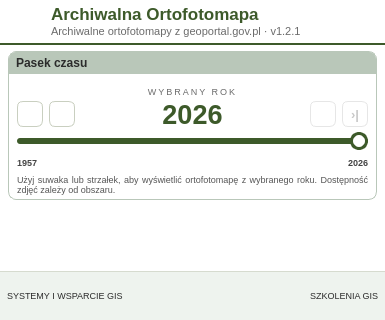
First picture: the form in ui/archiwalna_ortofotomapa_dockwidget_base.ui, repository envirosolutionspl/archiwalna_ortofotomapa, before the edit.
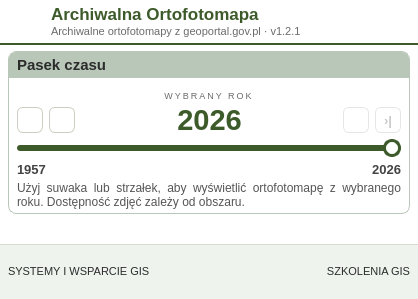
Second picture: the form after the edit. Icons and pictures are not drawn.

Patch:
```diff
--- a/ui/archiwalna_ortofotomapa_dockwidget_base.ui
+++ b/ui/archiwalna_ortofotomapa_dockwidget_base.ui
@@ -6,14 +6,14 @@
    <rect>
     <x>0</x>
     <y>0</y>
-    <width>385</width>
-    <height>320</height>
+    <width>400</width>
+    <height>299</height>
    </rect>
   </property>
   <property name="minimumSize">
    <size>
-    <width>385</width>
-    <height>0</height>
+    <width>400</width>
+    <height>200</height>
    </size>
   </property>
   <property name="maximumSize">
@@ -33,7 +33,7 @@
    <property name="maximumSize">
     <size>
      <width>16777215</width>
-     <height>339</height>
+     <height>400</height>
     </size>
    </property>
    <property name="font">
@@ -58,14 +58,14 @@
 /* ---------- KARTA „PASEK CZASU” ---------- */
 QFrame#groupFrame { background-color: #ffffff; border: 1px solid #b9c7b9; border-radius: 8px; }
 QLabel#label_2 {
-    background-color: #b9c7b9; color: #2b2b2b; font-size: 9pt; font-weight: bold;
+    background-color: #b9c7b9; color: #2b2b2b; font-size: 11pt; font-weight: bold;
     padding: 4px 4px; border: none;
     border-top-left-radius: 7px; border-top-right-radius: 7px;
 }
 QLabel#lbl_selectedCaption { color: #6b6b6b; font-size: 7pt; }
-QLabel#timeLabel { color: #3d5a2a; font-size: 20pt; font-weight: bold; }
-QLabel#lbl_minYear, QLabel#lbl_maxYear { color: #444444; font-size: 7pt; font-weight: bold; }
-QLabel#lbl_info { color: #555555; font-size: 7pt; }
+QLabel#timeLabel { color: #3d5a2a; font-size: 22pt; font-weight: bold; }
+QLabel#lbl_minYear, QLabel#lbl_maxYear { color: #444444; font-size: 10pt; font-weight: bold; }
+QLabel#lbl_info { color: #555555; font-size: 9pt; }
 
 QToolButton#btn_first, QToolButton#btn_prev, QToolButton#btn_next, QToolButton#btn_last {
     background-color: #ffffff; color: #333333; font-size: 10pt; font-weight: bold;
@@ -79,24 +79,24 @@
 QToolButton#btn_first:disabled, QToolButton#btn_prev:disabled,
 QToolButton#btn_next:disabled, QToolButton#btn_last:disabled { color: #c8c8c8; border-color: #e6e6e6; }
 
-QSlider#timeSlider { min-height: 18px; background: transparent; }
-QSlider#timeSlider::groove:horizontal { height: 6px; background: #e2e6dc; border-radius: 3px; }
-QSlider#timeSlider::sub-page:horizontal { background: #3d5a2a; border-radius: 3px; }
-QSlider#timeSlider::add-page:horizontal { background: #e2e6dc; border-radius: 3px; }
-QSlider#timeSlider::handle:horizontal {
+QSlider#time_slider { min-height: 18px; background: transparent; }
+QSlider#time_slider::groove:horizontal { height: 6px; background: #e2e6dc; border-radius: 3px; }
+QSlider#time_slider::sub-page:horizontal { background: #3d5a2a; border-radius: 3px; }
+QSlider#time_slider::add-page:horizontal { background: #e2e6dc; border-radius: 3px; }
+QSlider#time_slider::handle:horizontal {
     background: #ffffff; border: 3px solid #3d5a2a;
     width: 12px; height: 12px; margin: -6px 0; border-radius: 9px;
 }
-QSlider#timeSlider::handle:horizontal:hover { background: #f3f6ef; }
+QSlider#time_slider::handle:horizontal:hover { background: #f3f6ef; }
 
 /* ---------- STOPKA ---------- */
 QFrame#footerFrame { background-color: #eef3ee; border: none; border-top: 1px solid #d6dbcf; }
-QLabel#lbl_systemy, QLabel#lbl_szkolenia { font-size: 7pt; padding: 2px 1px; border: none; border-bottom: none }
+QLabel#lbl_systemy, QLabel#lbl_szkolenia { font-size: 8pt; padding: 2px 1px; border: none; border-bottom: none }
 QLabel#lbl_esName { color: #3d5a2a; font-size: 13pt; }
 QLabel#lbl_esTagline { color: #555555; font-size: 5pt; font-weight: bold; }
 QLabel#lbl_copyrights { color: #8a8a8a; font-size: 5pt; }
 
-/* ---------- MOTYW CIEMNY (właściwość theme ustawia kod; reguły wyżej to motyw jasny) ---------- */
+/* ---------- MOTYW CIEMNY ---------- */
 QWidget#dockWidgetContents[theme=&quot;dark&quot;] { background-color: #2b2d2e; }
 QWidget[theme=&quot;dark&quot;] QLabel { color: #e6e9e7; }
 
@@ -122,11 +122,11 @@
 QWidget[theme=&quot;dark&quot;] QToolButton#btn_first:disabled, QWidget[theme=&quot;dark&quot;] QToolButton#btn_prev:disabled,
 QWidget[theme=&quot;dark&quot;] QToolButton#btn_next:disabled, QWidget[theme=&quot;dark&quot;] QToolButton#btn_last:disabled { color: #6f7773; border-color: #3a3f40; }
 
-QWidget[theme=&quot;dark&quot;] QSlider#timeSlider::groove:horizontal { background: #44494a; }
-QWidget[theme=&quot;dark&quot;] QSlider#timeSlider::sub-page:horizontal { background: #6f9c73; }
-QWidget[theme=&quot;dark&quot;] QSlider#timeSlider::add-page:horizontal { background: #44494a; }
-QWidget[theme=&quot;dark&quot;] QSlider#timeSlider::handle:horizontal { background: #262829; border: 3px solid #e6e9e7; }
-QWidget[theme=&quot;dark&quot;] QSlider#timeSlider::handle:horizontal:hover { background: #2c3a2d; }
+QWidget[theme=&quot;dark&quot;] QSlider#time_slider::groove:horizontal { background: #44494a; }
+QWidget[theme=&quot;dark&quot;] QSlider#time_slider::sub-page:horizontal { background: #6f9c73; }
+QWidget[theme=&quot;dark&quot;] QSlider#time_slider::add-page:horizontal { background: #44494a; }
+QWidget[theme=&quot;dark&quot;] QSlider#time_slider::handle:horizontal { background: #262829; border: 3px solid #e6e9e7; }
+QWidget[theme=&quot;dark&quot;] QSlider#time_slider::handle:horizontal:hover { background: #2c3a2d; }
 
 QWidget[theme=&quot;dark&quot;] QFrame#footerFrame { background-color: #303334; border-top: 1px solid #44494a; }
 QWidget[theme=&quot;dark&quot;] QLabel#lbl_esName { color: #a9cfac; }
@@ -497,7 +497,7 @@
          </property>
          <property name="icon">
           <iconset>
-           <normaloff>../../../../../../../../../../Downloads/uldk_gugik-dev_ml_149/uldk_gugik-dev_ml_149/images/close.svg</normaloff>../../../../../../../../../../Downloads/uldk_gugik-dev_ml_149/uldk_gugik-dev_ml_149/images/close.svg</iconset>
+           <normaloff>../images/close.svg</normaloff>../images/close.svg</iconset>
          </property>
          <property name="iconSize">
           <size>
@@ -689,7 +689,7 @@
               <widget class="QLabel" name="timeLabel">
                <property name="font">
                 <font>
-                 <pointsize>20</pointsize>
+                 <pointsize>22</pointsize>
                  <weight>75</weight>
                  <bold>true</bold>
                 </font>
@@ -788,7 +788,7 @@
             </layout>
            </item>
            <item>
-            <widget class="QSlider" name="timeSlider">
+            <widget class="QSlider" name="time_slider">
              <property name="minimumSize">
               <size>
                <width>0</width>
@@ -957,7 +957,7 @@
           <widget class="QLabel" name="lbl_systemy">
            <property name="font">
             <font>
-             <pointsize>7</pointsize>
+             <pointsize>8</pointsize>
             </font>
            </property>
            <property name="text">
@@ -994,14 +994,14 @@
           <widget class="QLabel" name="label">
            <property name="minimumSize">
             <size>
-             <width>140</width>
-             <height>32</height>
+             <width>168</width>
+             <height>38</height>
             </size>
            </property>
            <property name="maximumSize">
             <size>
-             <width>140</width>
-             <height>32</height>
+             <width>168</width>
+             <height>38</height>
             </size>
            </property>
            <property name="text">
```
